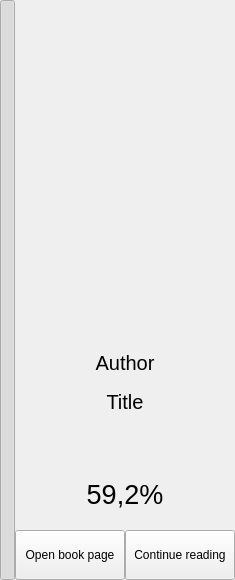
The window that Sources/book_widget.ui (JerryShe/O-Reader) describes before a commit, drawn with Qt 5.
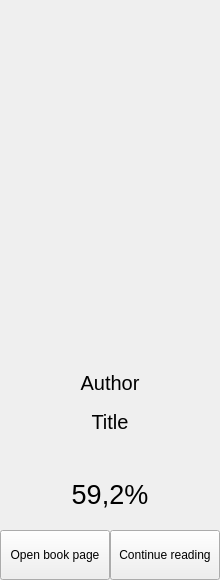
The same window after the commit.

What changed in the file:
```diff
--- a/Sources/book_widget.ui
+++ b/Sources/book_widget.ui
@@ -6,7 +6,7 @@
    <rect>
     <x>0</x>
     <y>0</y>
-    <width>235</width>
+    <width>220</width>
     <height>580</height>
    </rect>
   </property>
@@ -18,20 +18,20 @@
   </property>
   <property name="minimumSize">
    <size>
-    <width>0</width>
+    <width>220</width>
     <height>0</height>
    </size>
   </property>
   <property name="maximumSize">
    <size>
-    <width>235</width>
+    <width>220</width>
     <height>16777215</height>
    </size>
   </property>
   <property name="windowTitle">
    <string>Form</string>
   </property>
-  <layout class="QHBoxLayout" name="horizontalLayout">
+  <layout class="QVBoxLayout" name="verticalLayout_4">
    <property name="spacing">
     <number>0</number>
    </property>
@@ -47,58 +47,9 @@
    <property name="bottomMargin">
     <number>0</number>
    </property>
-   <item>
-    <widget class="QPushButton" name="ShowButton">
-     <property name="sizePolicy">
-      <sizepolicy hsizetype="Fixed" vsizetype="Minimum">
-       <horstretch>0</horstretch>
-       <verstretch>15</verstretch>
-      </sizepolicy>
-     </property>
-     <property name="minimumSize">
-      <size>
-       <width>15</width>
-       <height>0</height>
-      </size>
-     </property>
-     <property name="maximumSize">
-      <size>
-       <width>15</width>
-       <height>16777215</height>
-      </size>
-     </property>
-     <property name="text">
-      <string/>
-     </property>
-     <property name="checkable">
-      <bool>true</bool>
-     </property>
-     <property name="checked">
-      <bool>true</bool>
-     </property>
-    </widget>
-   </item>
    <item>
     <widget class="QWidget" name="LastBookLayout" native="true">
-     <property name="sizePolicy">
-      <sizepolicy hsizetype="Expanding" vsizetype="Expanding">
-       <horstretch>0</horstretch>
-       <verstretch>0</verstretch>
-      </sizepolicy>
-     </property>
-     <property name="minimumSize">
-      <size>
-       <width>0</width>
-       <height>0</height>
-      </size>
-     </property>
-     <property name="maximumSize">
-      <size>
-       <width>220</width>
-       <height>16777215</height>
-      </size>
-     </property>
-     <layout class="QVBoxLayout" name="verticalLayout" stretch="0,0">
+     <layout class="QVBoxLayout" name="verticalLayout" stretch="1,0">
       <property name="spacing">
        <number>0</number>
       </property>
@@ -113,17 +64,6 @@
       </property>
       <property name="rightMargin">
        <number>0</number>
-      </property>
-      <property name="bottomMargin">
-       <number>0</number>
-      </property>
-      <item>
-       <layout class="QVBoxLayout" name="verticalLayout_2" stretch="1">
-        <property name="spacing">
-         <number>0</number>
-        </property>
-        <property name="sizeConstraint">
-         <enum>QLayout::SetFixedSize</enum>
         </property>
         <property name="bottomMargin">
          <number>0</number>
@@ -136,16 +76,10 @@
             <verstretch>0</verstretch>
            </sizepolicy>
           </property>
-          <property name="minimumSize">
-           <size>
-            <width>50</width>
-            <height>100</height>
-           </size>
-          </property>
           <property name="maximumSize">
            <size>
             <width>220</width>
-            <height>500</height>
+          <height>16777215</height>
            </size>
           </property>
           <property name="text">
@@ -156,8 +90,6 @@
           </property>
          </widget>
         </item>
-       </layout>
-      </item>
       <item>
        <layout class="QVBoxLayout" name="verticalLayout_3" stretch="1,0,0,0,1,0,0,0">
         <property name="spacing">
@@ -204,6 +136,9 @@
           <property name="alignment">
            <set>Qt::AlignCenter</set>
           </property>
+          <property name="wordWrap">
+           <bool>true</bool>
+          </property>
          </widget>
         </item>
         <item>
@@ -241,6 +176,9 @@
           <property name="alignment">
            <set>Qt::AlignCenter</set>
           </property>
+          <property name="wordWrap">
+           <bool>true</bool>
+          </property>
          </widget>
         </item>
         <item>
```
Left out of the diff: 3 changed lines with no effect on the pictures. Lines whose indentation alone changed are shown as unchanged.
